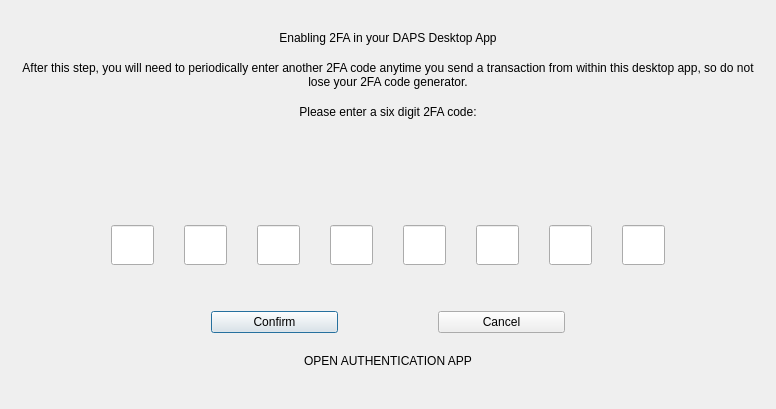
This is src/qt/forms/2fadialog.ui in nashsclay/DAPSCoin as Qt 5 draws it before an edit. The edited form follows.
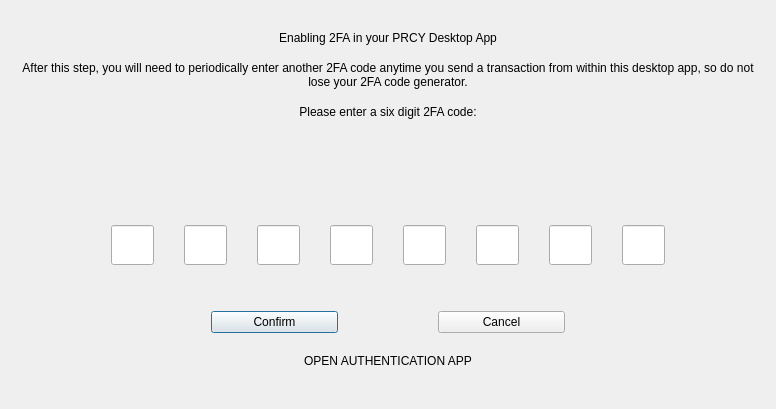
This is the edited form.

Commit message: convert to PRCY

What changed in the file:
```diff
--- a/src/qt/forms/2fadialog.ui
+++ b/src/qt/forms/2fadialog.ui
@@ -28,7 +28,7 @@
      <item>
       <widget class="QLabel" name="label">
        <property name="text">
-        <string>Enabling 2FA in your DAPS Desktop App</string>
+        <string>Enabling 2FA in your PRCY Desktop App</string>
        </property>
        <property name="alignment">
         <set>Qt::AlignCenter</set>
```
The commit also changes 392 other files.
